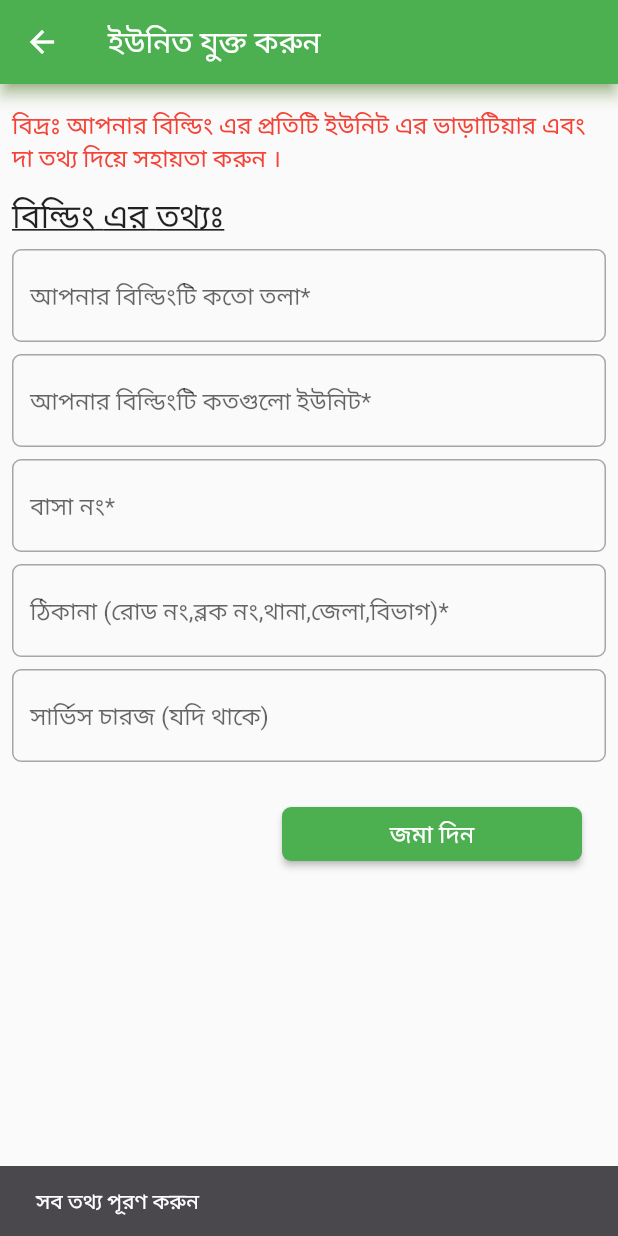
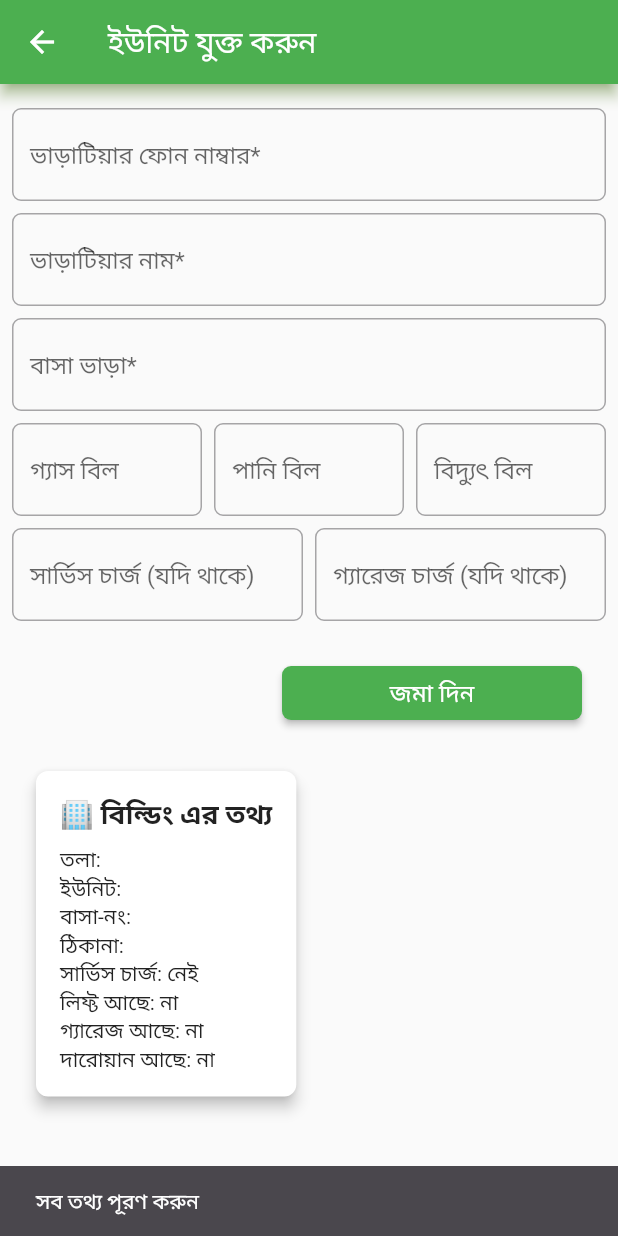
Before and after one commit to SkpavelRaz/Abashon360Mobile, a Flutter app: the AddUnitDetails screen opened directly with empty values, after a tap on "জমা দিন", on a phone screen of 412 x 824 dp. Run offline on Flutter 3.47's test engine with Material 3 defaults, Android fonts, the phone set to English and light mode, and no system bars; our stand-ins replace dio, flutter_riverpod, percent_indicator, pinput, shared_preferences; accounts and stored records are empty.

Commit message:
add unit

```diff
--- a/lib/modules/add_building/views/add_unit_details.dart
+++ b/lib/modules/add_building/views/add_unit_details.dart
@@ -14,17 +14,32 @@ class AddUnitDetails extends StatefulWidget {
 }
 class _AddUnitDetails extends State<AddUnitDetails> {
 
-  final TextEditingController floorController = TextEditingController();
-  final TextEditingController unitController = TextEditingController();
-  final TextEditingController holdingNoController = TextEditingController();
-  final TextEditingController addressController = TextEditingController();
+  final TextEditingController phoneNumberController = TextEditingController();
+  final TextEditingController renterNameController = TextEditingController();
+  final TextEditingController houseRentController = TextEditingController();
   final TextEditingController chargeController = TextEditingController();
+  final TextEditingController gasBillController = TextEditingController();
+  final TextEditingController waterBillController = TextEditingController();
+  final TextEditingController garageController = TextEditingController();
+  final TextEditingController currentBillController = TextEditingController();
+
+  @override
+  void initState() {
+    super.initState();
+    final data=widget.buildingData;
+    if(!data["charge"].isEmpty){
+      chargeController.text=data["charge"];
+    }
+  }
 
   void _onSubmit() async {
-    if (floorController.text.isEmpty ||
-        unitController.text.isEmpty ||
-        holdingNoController.text.isEmpty ||
-        addressController.text.isEmpty) {
+
+    if (phoneNumberController.text.isEmpty ||
+        renterNameController.text.isEmpty ||
+        houseRentController.text.isEmpty ||
+        gasBillController.text.isEmpty ||
+        waterBillController.text.isEmpty ||
+        currentBillController.text.isEmpty){
       ScaffoldMessenger.of(
         context,
       ).showSnackBar(const SnackBar(content: Text("সব তথ্য পূরণ করুন")));
@@ -33,22 +48,21 @@ class _AddUnitDetails extends State<AddUnitDetails> {
 
     // Add data locally
     final newData = {
-      "floor": floorController.text,
-      "unit": unitController.text,
-      "holding_no": holdingNoController.text,
-      "address": addressController.text,
+      "phone": phoneNumberController.text,
+      "name": renterNameController.text,
+      "rent": houseRentController.text,
       "charge": chargeController.text,
+      "gas_bill": chargeController.text,
+      "current_bill": chargeController.text,
+      "water_bill": chargeController.text,
+      "garage_charge": chargeController.text,
+
     };
 
     setState(() {
       // buildingList.add(newData);
 
-      // Reset form
-      floorController.clear();
-      unitController.clear();
-      holdingNoController.clear();
-      addressController.clear();
-      chargeController.clear();
+
     });
 
     // Save to SharedPreferences (MUST be outside setState)
@@ -73,7 +87,7 @@ class _AddUnitDetails extends State<AddUnitDetails> {
 
     return Scaffold(
       appBar: AppBar(
-        title: const Text("ইউনিত যুক্ত করুন"),
+        title: const Text("ইউনিট যুক্ত করুন"),
         backgroundColor: Colors.green,
         shadowColor: Colors.lightGreen,
       ),
@@ -89,29 +103,11 @@ class _AddUnitDetails extends State<AddUnitDetails> {
           crossAxisAlignment: CrossAxisAlignment.start,
           children: [
             const SizedBox(height: 8),
-            const Text(
-              "বিদ্রঃ আপনার বিল্ডিং এর প্রতিটি ইউনিট এর ভাড়াটিয়ার এবং দা তথ্য দিয়ে সহায়তা করুন ।",
-              style: TextStyle(
-                fontSize: 16,
-                fontWeight: FontWeight.w300,
-                color: Colors.red,
-              ),
-            ),
-            const SizedBox(height: 12),
-            const Text(
-              "বিল্ডিং এর তথ্যঃ  ",
-              style: TextStyle(
-                fontSize: 22,
-                fontWeight: FontWeight.w400,
-                decoration: TextDecoration.underline,
-              ),
-            ),
-            const SizedBox(height: 8),
             TextField(
-              controller: floorController,
+              controller: phoneNumberController,
               keyboardType: TextInputType.number,
               decoration: InputDecoration(
-                hintText: "আপনার বিল্ডিংটি কতো তলা*",
+                hintText: "ভাড়াটিয়ার ফোন নাম্বার*",
                 border: OutlineInputBorder(
                   borderRadius: BorderRadius.circular(6),
                 ),
@@ -119,10 +115,10 @@ class _AddUnitDetails extends State<AddUnitDetails> {
             ),
             const SizedBox(height: 8),
             TextField(
-              controller: unitController,
+              controller: renterNameController,
               keyboardType: TextInputType.number,
               decoration: InputDecoration(
-                hintText: "আপনার বিল্ডিংটি কতগুলো ইউনিট*",
+                hintText: "ভাড়াটিয়ার নাম*",
                 border: OutlineInputBorder(
                   borderRadius: BorderRadius.circular(6),
                 ),
@@ -130,37 +126,92 @@ class _AddUnitDetails extends State<AddUnitDetails> {
             ),
             const SizedBox(height: 8),
             TextField(
-              controller: holdingNoController,
+              controller: houseRentController,
               keyboardType: TextInputType.name,
               decoration: InputDecoration(
-                hintText: "বাসা নং*",
+                hintText: "বাসা ভাড়া*",
                 border: OutlineInputBorder(
                   borderRadius: BorderRadius.circular(6),
                 ),
               ),
             ),
             const SizedBox(height: 8),
-            TextField(
-              controller: addressController,
-              keyboardType: TextInputType.name,
+            Row(
+              children: [
+                Expanded(
+                  child: TextField(
+                    controller: gasBillController,
+                    keyboardType: TextInputType.number,
                     decoration: InputDecoration(
-                hintText: "ঠিকানা (রোড নং,ব্লক নং,থানা,জেলা,বিভাগ)*",
+                      hintText: "গ্যাস বিল",
                       border: OutlineInputBorder(
                         borderRadius: BorderRadius.circular(6),
                       ),
                     ),
                   ),
-            const SizedBox(height: 8),
-            TextField(
-              controller: chargeController,
+                ),
+                SizedBox(width: 8,),
+                Expanded(
+                  child: TextField(
+                    controller: waterBillController,
                     keyboardType: TextInputType.number,
                     decoration: InputDecoration(
-                hintText: "সার্ভিস চারজ (যদি থাকে)",
+                      hintText: "পানি বিল",
                       border: OutlineInputBorder(
                         borderRadius: BorderRadius.circular(6),
                       ),
                     ),
                   ),
+                ),
+
+                SizedBox(width: 8,),
+                Expanded(
+                  child: TextField(
+                    controller: currentBillController,
+                    keyboardType: TextInputType.number,
+                    decoration: InputDecoration(
+                      hintText: "বিদ্যুৎ বিল",
+                      border: OutlineInputBorder(
+                        borderRadius: BorderRadius.circular(6),
+                      ),
+                    ),
+                  ),
+                ),
+
+              ],
+            ),
+            const SizedBox(height: 8),
+            Row(
+              children: [
+                Expanded(
+                  child: TextField(
+                    controller: chargeController,
+                    keyboardType: TextInputType.number,
+                    decoration: InputDecoration(
+                      hintText: "সার্ভিস চার্জ (যদি থাকে)",
+                      border: OutlineInputBorder(
+                        borderRadius: BorderRadius.circular(6),
+                      ),
+                    ),
+                  ),
+                ),
+                SizedBox(width: 8,),
+                Expanded(
+                  child: TextField(
+                    controller: garageController,
+                    keyboardType: TextInputType.number,
+                    decoration: InputDecoration(
+                      hintText: "গ্যারেজ চার্জ (যদি থাকে)",
+                      border: OutlineInputBorder(
+                        borderRadius: BorderRadius.circular(6),
+                      ),
+                    ),
+                  ),
+                ),
+
+              ],
+            ),
+
             const SizedBox(height: 12),
 
             Container(
@@ -185,6 +236,7 @@ class _AddUnitDetails extends State<AddUnitDetails> {
                 ),
               ),
             ),
+          _unitList()
           ],
         ),
       ),
```
Lines whose indentation alone changed are shown as unchanged.
